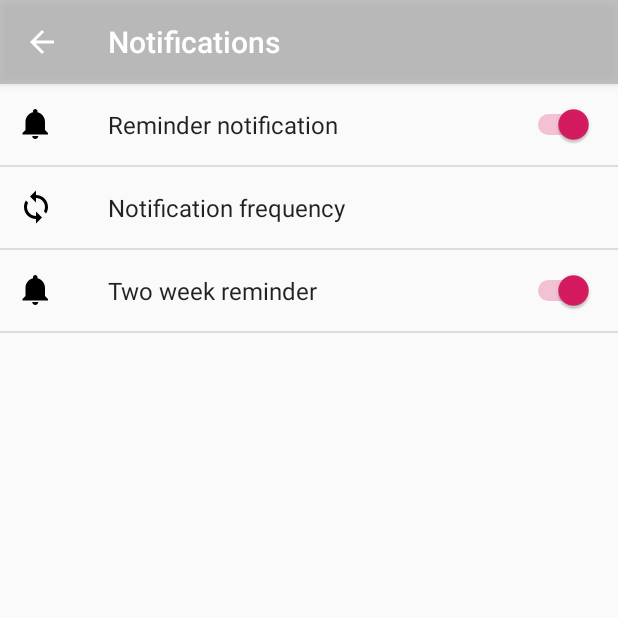
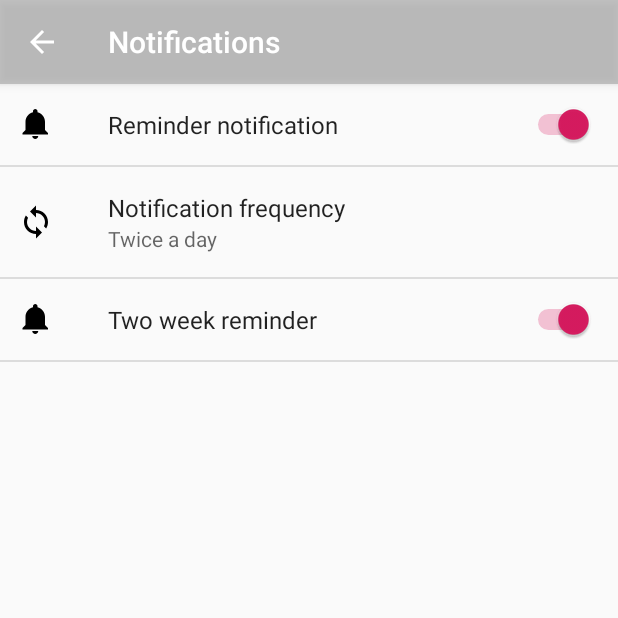
Before and after one commit to BlakeBarrett/snse-android, an Android app: the SettingsActivity screen opened directly, with no data from a screen before it, after a tap on "Notifications", on a phone screen of 412 x 824 dp, the top half of it. Run offline under Robolectric (Android 15) with nearby library versions, the phone set to English and light mode, and no system bars.

Commit message:
Notification default value is twice-a-day.

```diff
--- a/base/src/main/res/xml/pref_notification.xml
+++ b/base/src/main/res/xml/pref_notification.xml
@@ -14,10 +14,9 @@
             android:title="@string/pref_title_notification_frequency"
             android:entries="@array/pref_notification_frequency_titles"
             android:entryValues="@array/pref_notification_frequency_values"
-            android:defaultValue="24"
+            android:defaultValue="720000"
             android:negativeButtonText="@null"
             android:positiveButtonText="@null"/>
-
 
     <SwitchPreference
             android:key="notifications_two_week_reminder_notification"
```
